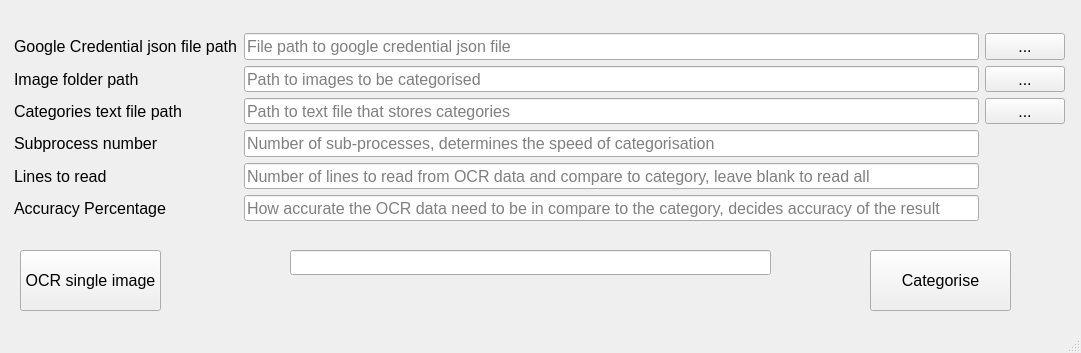
Qt form OCRCategorisation.ui (wtfoong/FYP_image_categorisation_powered_by_OCR) before a commit.
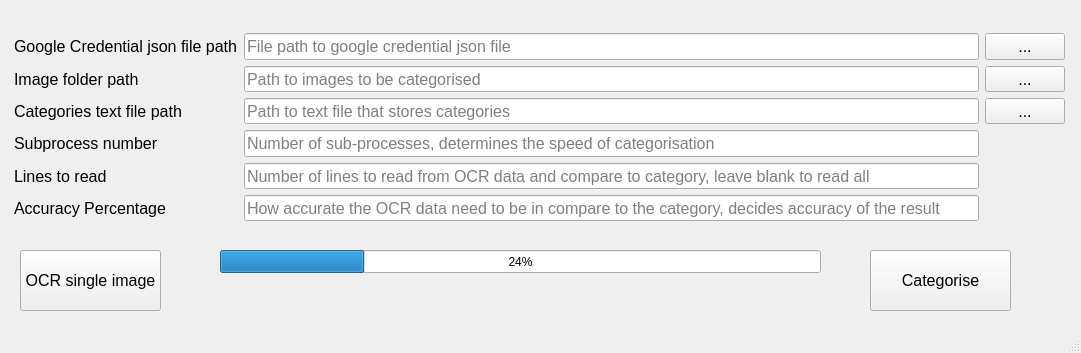
The same form after that commit. Icons and pictures are not drawn.

Diff of the .ui file:
```diff
--- a/OCRCategorisation.ui
+++ b/OCRCategorisation.ui
@@ -318,25 +318,17 @@
      </item>
     </layout>
    </widget>
-   <widget class="QLineEdit" name="txtProcessing">
+   <widget class="QProgressBar" name="progressBar">
     <property name="geometry">
      <rect>
-      <x>290</x>
+      <x>220</x>
       <y>250</y>
-      <width>481</width>
-      <height>25</height>
+      <width>601</width>
+      <height>23</height>
      </rect>
     </property>
-    <property name="font">
-     <font>
-      <pointsize>12</pointsize>
-     </font>
-    </property>
-    <property name="readOnly">
-     <bool>true</bool>
-    </property>
-    <property name="placeholderText">
-     <string/>
+    <property name="value">
+     <number>24</number>
     </property>
    </widget>
   </widget>
```
